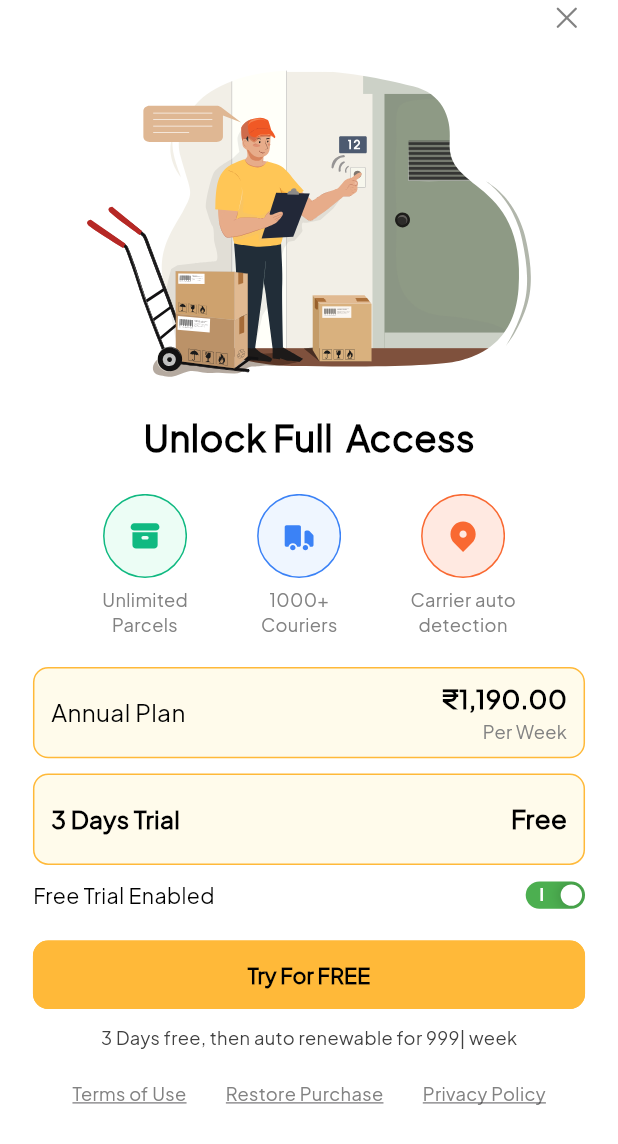
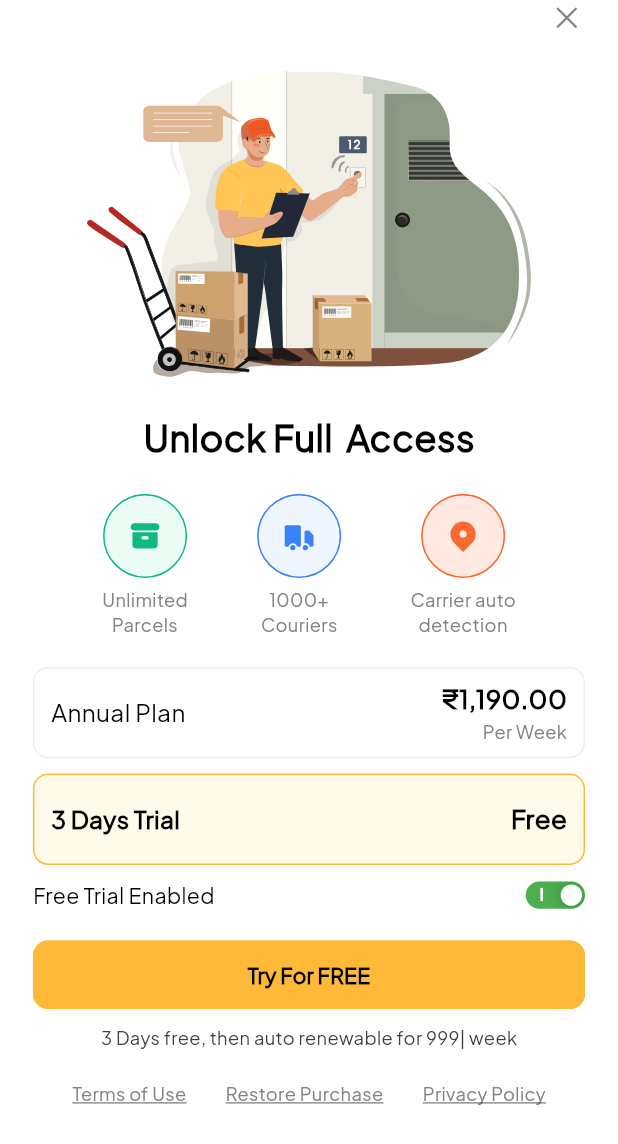
Before and after one commit to s0urav-hald3r/tracking_partner, a Flutter app: the PurchaseView screen opened directly, on a phone screen of 412 x 824 dp. Shown: the top 1144 px of the screen. Run offline on Flutter 3.47's test engine with Material 3 defaults, Android fonts, the phone set to English and light mode, and no system bars; drawn by our look-alikes of flutter_advanced_switch; our stand-ins replace animated_bottom_navigation_bar, flutter_screenutil, flutter_svg, get, iconsax; missing offline and left inert: qr_code_scanner.

Commit message:
plan button selection based on choice for purchase

```diff
--- a/analysis_options.yaml
+++ b/analysis_options.yaml
@@ -7,6 +7,9 @@
 
 # The following line activates a set of recommended lints for Flutter apps,
 # packages, and plugins designed to encourage good coding practices.
+analyzer:
+  errors:
+    constant_identifier_names: ignore
 include: package:flutter_lints/flutter.yaml
 
 linter:
@@ -23,6 +26,5 @@ linter:
   rules:
     # avoid_print: false  # Uncomment to disable the `avoid_print` rule
     # prefer_single_quotes: true  # Uncomment to enable the `prefer_single_quotes` rule
-
 # Additional information about this file can be found at
 # https://dart.dev/guides/language/analysis-options
--- a/lib/components/purchase_view/plan_button.dart
+++ b/lib/components/purchase_view/plan_button.dart
@@ -1,21 +1,34 @@
 import 'package:flutter/material.dart';
 import 'package:flutter_screenutil/flutter_screenutil.dart';
+import 'package:get/get.dart';
 import 'package:tracking_partner/config/constants.dart';
+import 'package:tracking_partner/controllers/settings_controller.dart';
 
 class PlanButton extends StatelessWidget {
   const PlanButton({super.key});
 
   @override
   Widget build(BuildContext context) {
-    return Column(
+    final controller = SettingsController.instance;
+
+    return Obx(
+      () => Column(
         children: [
-        Container(
+          InkWell(
+            onTap: () => controller.plan = Plan.PAID,
+            child: Container(
               width: double.infinity,
               height: 60.h,
               padding: EdgeInsets.symmetric(horizontal: 10.w, vertical: 8.h),
               decoration: BoxDecoration(
-            color: const Color(0xFFFFFBEB),
-            border: Border.all(color: primaryColor),
+                color: controller.plan == Plan.PAID
+                    ? const Color(0xFFFFFBEB)
+                    : Colors.white,
+                border: Border.all(
+                  color: controller.plan == Plan.PAID
+                      ? primaryColor
+                      : const Color(0xFFEEEEEE),
+                ),
                 borderRadius: BorderRadius.circular(10.r),
               ),
               child: Row(
@@ -53,14 +66,23 @@ class PlanButton extends StatelessWidget {
                 ],
               ),
             ),
+          ),
           SizedBox(height: 10.h),
-        Container(
+          InkWell(
+            onTap: () => controller.plan = Plan.FREE,
+            child: Container(
               width: double.infinity,
               height: 60.h,
               padding: EdgeInsets.symmetric(horizontal: 10.w, vertical: 8.h),
               decoration: BoxDecoration(
-            color: const Color(0xFFFFFBEB),
-            border: Border.all(color: primaryColor),
+                color: controller.plan == Plan.FREE
+                    ? const Color(0xFFFFFBEB)
+                    : Colors.white,
+                border: Border.all(
+                  color: controller.plan == Plan.FREE
+                      ? primaryColor
+                      : const Color(0xFFEEEEEE),
+                ),
                 borderRadius: BorderRadius.circular(10.r),
               ),
               child: Row(
@@ -85,7 +107,9 @@ class PlanButton extends StatelessWidget {
                 ],
               ),
             ),
+          ),
         ],
+      ),
     );
   }
 }
--- a/lib/controllers/settings_controller.dart
+++ b/lib/controllers/settings_controller.dart
@@ -1,4 +1,6 @@
 import 'package:get/get.dart';
+
+enum Plan { FREE, PAID }
 
 class SettingsController extends GetxController {
   static SettingsController get instance => Get.find();
@@ -6,12 +8,15 @@ class SettingsController extends GetxController {
   // Private variables
   final RxBool _isNotificationEnable = true.obs;
   final RxBool _isFreeTrialEnable = true.obs;
+  final _plan = Plan.FREE.obs;
 
   // Getters
   bool get isNotificationEnable => _isNotificationEnable.value;
   bool get isFreeTrialEnable => _isFreeTrialEnable.value;
+  Plan get plan => _plan.value;
 
   // Setters
   set isNotificationEnable(value) => _isNotificationEnable.value = value;
   set isFreeTrialEnable(value) => _isFreeTrialEnable.value = value;
+  set plan(value) => _plan.value = value;
 }
--- a/lib/views/purchase_view.dart
+++ b/lib/views/purchase_view.dart
@@ -2,6 +2,7 @@ import 'package:flutter/material.dart';
 import 'package:flutter_advanced_switch/flutter_advanced_switch.dart';
 import 'package:flutter_screenutil/flutter_screenutil.dart';
 import 'package:flutter_svg/flutter_svg.dart';
+import 'package:get/get.dart';
 import 'package:tracking_partner/components/purchase_view/key_features.dart';
 import 'package:tracking_partner/components/purchase_view/plan_button.dart';
 import 'package:tracking_partner/components/purchase_view/purchase_links.dart';
@@ -94,11 +95,15 @@ class _PurchaseViewState extends State<PurchaseView> {
                 onPressed: () {
                   // Define action here
                 },
-                child: Text(
-                  'Try For FREE',
-                  style: TextStyle(
-                    fontSize: 14.sp,
-                    fontWeight: FontWeight.w700,
+                child: Obx(
+                  () => Text(
+                    settingsController.plan == Plan.FREE
+                        ? 'Try For FREE'
+                        : 'Purchase Plan',
+                    style: TextStyle(
+                      fontSize: 14.sp,
+                      fontWeight: FontWeight.w700,
+                    ),
                   ),
                 ),
               ),
```
Lines whose indentation alone changed are shown as unchanged.
